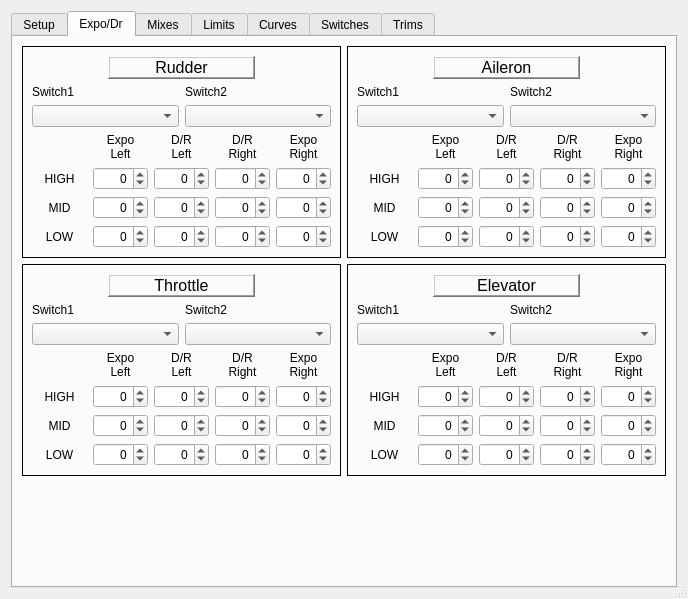
xhorizont/eepe, file src/modeledit.ui: the form before one commit.
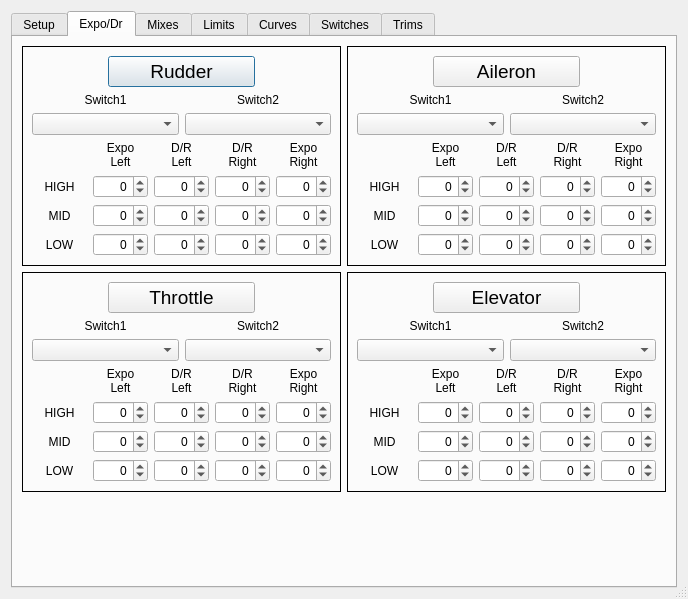
The form after the commit. The open tabs and pages were chosen to show the change. Icons and pictures are not drawn.

```diff
--- a/src/modeledit.ui
+++ b/src/modeledit.ui
@@ -352,27 +352,6 @@
           <enum>QFrame::Plain</enum>
          </property>
          <layout class="QGridLayout" name="gridLayout_10">
-          <item row="0" column="1" colspan="2">
-           <widget class="QLabel" name="label_36">
-            <property name="font">
-             <font>
-              <pointsize>12</pointsize>
-             </font>
-            </property>
-            <property name="frameShape">
-             <enum>QFrame::WinPanel</enum>
-            </property>
-            <property name="frameShadow">
-             <enum>QFrame::Raised</enum>
-            </property>
-            <property name="text">
-             <string>Rudder</string>
-            </property>
-            <property name="alignment">
-             <set>Qt::AlignCenter</set>
-            </property>
-           </widget>
-          </item>
           <item row="2" column="0" colspan="2">
            <widget class="QComboBox" name="RUD_edrSw1"/>
           </item>
@@ -613,18 +592,36 @@
             </item>
            </layout>
           </item>
-          <item row="1" column="0">
+          <item row="1" column="0" colspan="2">
            <widget class="QLabel" name="label_42">
             <property name="text">
              <string>Switch1</string>
             </property>
+            <property name="alignment">
+             <set>Qt::AlignCenter</set>
+            </property>
            </widget>
           </item>
-          <item row="1" column="2">
+          <item row="1" column="2" colspan="2">
            <widget class="QLabel" name="label_43">
             <property name="text">
              <string>Switch2</string>
             </property>
+            <property name="alignment">
+             <set>Qt::AlignCenter</set>
+            </property>
+           </widget>
+          </item>
+          <item row="0" column="1" colspan="2">
+           <widget class="QPushButton" name="pushButton_3">
+            <property name="font">
+             <font>
+              <pointsize>14</pointsize>
+             </font>
+            </property>
+            <property name="text">
+             <string>Rudder</string>
+            </property>
            </widget>
           </item>
          </layout>
@@ -639,27 +636,6 @@
           <enum>QFrame::Plain</enum>
          </property>
          <layout class="QGridLayout" name="gridLayout_11">
-          <item row="0" column="1" colspan="2">
-           <widget class="QLabel" name="label_46">
-            <property name="font">
-             <font>
-              <pointsize>12</pointsize>
-             </font>
-            </property>
-            <property name="frameShape">
-             <enum>QFrame::WinPanel</enum>
-            </property>
-            <property name="frameShadow">
-             <enum>QFrame::Raised</enum>
-            </property>
-            <property name="text">
-             <string>Aileron</string>
-            </property>
-            <property name="alignment">
-             <set>Qt::AlignCenter</set>
-            </property>
-           </widget>
-          </item>
           <item row="2" column="0" colspan="2">
            <widget class="QComboBox" name="AIL_edrSw1"/>
           </item>
@@ -900,18 +876,36 @@
             </item>
            </layout>
           </item>
-          <item row="1" column="2">
+          <item row="1" column="2" colspan="2">
            <widget class="QLabel" name="label_44">
             <property name="text">
              <string>Switch2</string>
             </property>
+            <property name="alignment">
+             <set>Qt::AlignCenter</set>
+            </property>
            </widget>
           </item>
-          <item row="1" column="0">
+          <item row="1" column="0" colspan="2">
            <widget class="QLabel" name="label_48">
             <property name="text">
              <string>Switch1</string>
             </property>
+            <property name="alignment">
+             <set>Qt::AlignCenter</set>
+            </property>
+           </widget>
+          </item>
+          <item row="0" column="1" colspan="2">
+           <widget class="QPushButton" name="pushButton_4">
+            <property name="font">
+             <font>
+              <pointsize>14</pointsize>
+             </font>
+            </property>
+            <property name="text">
+             <string>Aileron</string>
+            </property>
            </widget>
           </item>
          </layout>
@@ -926,27 +920,6 @@
           <enum>QFrame::Plain</enum>
          </property>
          <layout class="QGridLayout" name="gridLayout_13">
-          <item row="0" column="1" colspan="2">
-           <widget class="QLabel" name="label_56">
-            <property name="font">
-             <font>
-              <pointsize>12</pointsize>
-             </font>
-            </property>
-            <property name="frameShape">
-             <enum>QFrame::WinPanel</enum>
-            </property>
-            <property name="frameShadow">
-             <enum>QFrame::Raised</enum>
-            </property>
-            <property name="text">
-             <string>Throttle</string>
-            </property>
-            <property name="alignment">
-             <set>Qt::AlignCenter</set>
-            </property>
-           </widget>
-          </item>
           <item row="3" column="0" colspan="2">
            <widget class="QComboBox" name="THR_edrSw1"/>
           </item>
@@ -1187,18 +1160,36 @@
             </item>
            </layout>
           </item>
-          <item row="2" column="0">
+          <item row="2" column="0" colspan="2">
            <widget class="QLabel" name="label_40">
             <property name="text">
              <string>Switch1</string>
             </property>
+            <property name="alignment">
+             <set>Qt::AlignCenter</set>
+            </property>
            </widget>
           </item>
-          <item row="2" column="2">
+          <item row="2" column="2" colspan="2">
            <widget class="QLabel" name="label_41">
             <property name="text">
              <string>Switch2</string>
             </property>
+            <property name="alignment">
+             <set>Qt::AlignCenter</set>
+            </property>
+           </widget>
+          </item>
+          <item row="0" column="1" colspan="2">
+           <widget class="QPushButton" name="pushButton">
+            <property name="font">
+             <font>
+              <pointsize>14</pointsize>
+             </font>
+            </property>
+            <property name="text">
+             <string>Throttle</string>
+            </property>
            </widget>
           </item>
          </layout>
@@ -1213,27 +1204,6 @@
           <enum>QFrame::Plain</enum>
          </property>
          <layout class="QGridLayout" name="gridLayout_15">
-          <item row="0" column="1" colspan="2">
-           <widget class="QLabel" name="label_66">
-            <property name="font">
-             <font>
-              <pointsize>12</pointsize>
-             </font>
-            </property>
-            <property name="frameShape">
-             <enum>QFrame::WinPanel</enum>
-            </property>
-            <property name="frameShadow">
-             <enum>QFrame::Raised</enum>
-            </property>
-            <property name="text">
-             <string>Elevator</string>
-            </property>
-            <property name="alignment">
-             <set>Qt::AlignCenter</set>
-            </property>
-           </widget>
-          </item>
           <item row="2" column="0" colspan="2">
            <widget class="QComboBox" name="ELE_edrSw1"/>
           </item>
@@ -1474,17 +1444,35 @@
             </item>
            </layout>
           </item>
-          <item row="1" column="2">
+          <item row="1" column="2" colspan="2">
            <widget class="QLabel" name="label_45">
             <property name="text">
              <string>Switch2</string>
             </property>
+            <property name="alignment">
+             <set>Qt::AlignCenter</set>
+            </property>
            </widget>
           </item>
-          <item row="1" column="0">
+          <item row="1" column="0" colspan="2">
            <widget class="QLabel" name="label_47">
             <property name="text">
              <string>Switch1</string>
+            </property>
+            <property name="alignment">
+             <set>Qt::AlignCenter</set>
+            </property>
+           </widget>
+          </item>
+          <item row="0" column="1" colspan="2">
+           <widget class="QPushButton" name="pushButton_2">
+            <property name="font">
+             <font>
+              <pointsize>14</pointsize>
+             </font>
+            </property>
+            <property name="text">
+             <string>Elevator</string>
             </property>
            </widget>
           </item>
```
Left out of the diff: 2 changed lines with no effect on the pictures.
